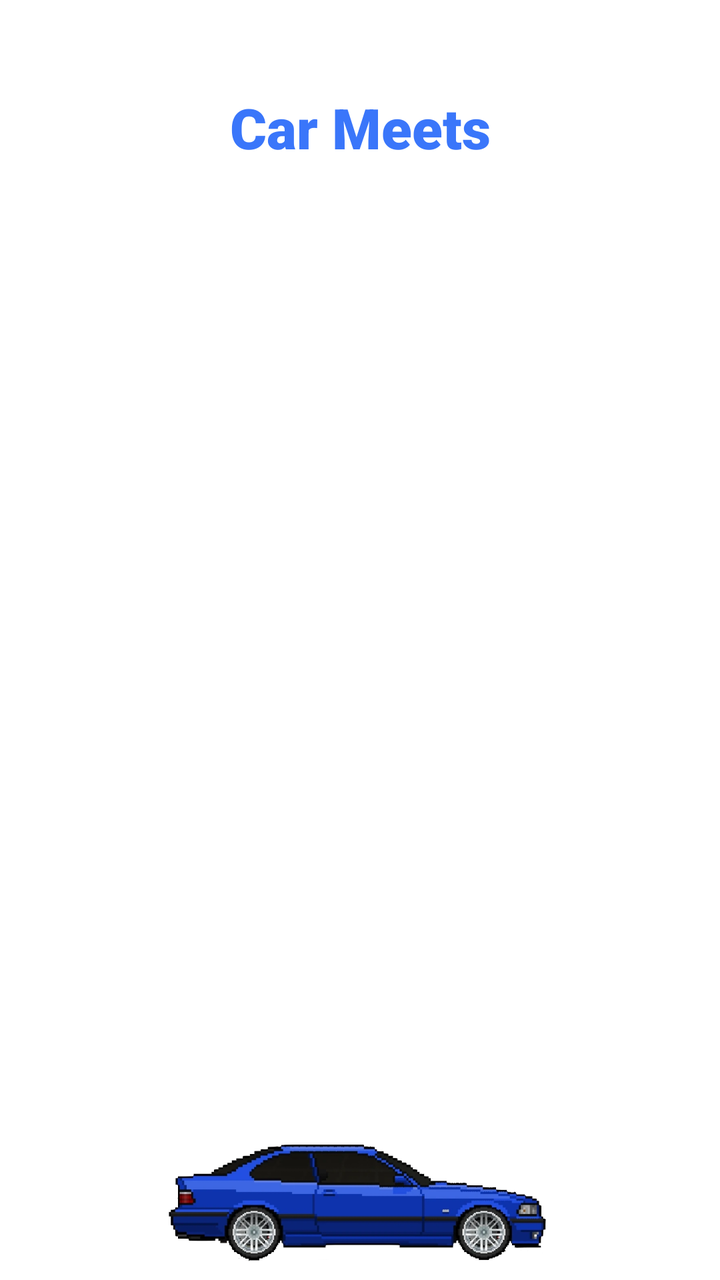
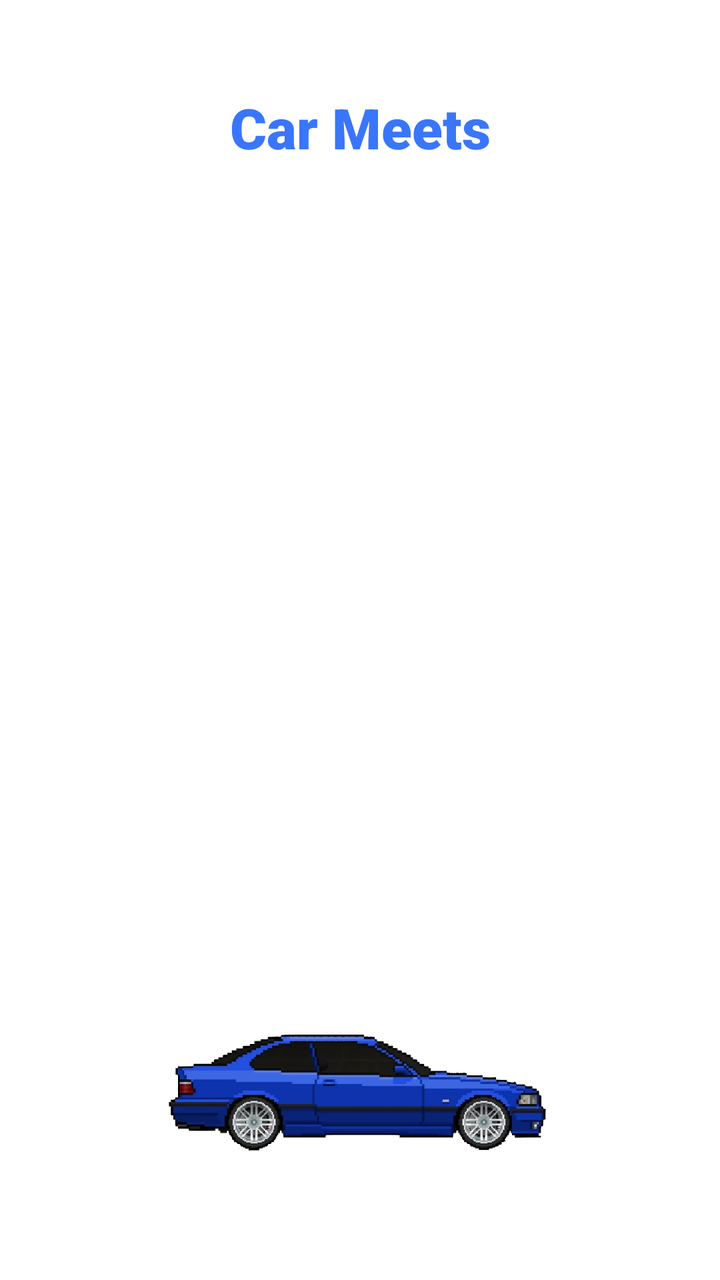

Before-and-after screenshots of an Android layout around one commit, followed by the original layout XML and the change that was made.
<!-- AndroidManifest.xml: application theme Theme.CarmeetsAssignment -->
<!-- res/layout/activity_meet_list.xml -->
<?xml version="1.0" encoding="utf-8"?>
<LinearLayout
    xmlns:android="http://schemas.android.com/apk/res/android"
    xmlns:app="http://schemas.android.com/apk/res-auto"
    xmlns:tools="http://schemas.android.com/tools"
    android:id="@+id/main"
    android:layout_width="match_parent"
    android:layout_height="match_parent"
    android:orientation="vertical"
    tools:context=".MeetListActivity">

    <TextView
        android:id="@+id/meetsTitle"
        android:layout_width="match_parent"
        android:layout_height="wrap_content"
        android:fontFamily="sans-serif-black"
        android:padding="45dp"
        android:text="Car Meets"
        android:textAlignment="center"
        android:textColor="#3A76FA"
        android:textSize="28sp"
        android:textStyle="bold" />

    <androidx.recyclerview.widget.RecyclerView
        android:id="@+id/meetsRecyclerView"
        android:layout_width="match_parent"
        android:layout_height="0dp"
        android:layout_weight="1" />

    <ImageView
        android:id="@+id/returnButton"
        android:layout_width="match_parent"
        android:layout_height="86dp"
        android:layout_marginTop="0dp"
        android:clickable="true"
        android:contentDescription="Back to menu"
        android:focusable="true"
        android:padding="8dp"
        android:scaleType="fitCenter"
        android:src="@drawable/e36" />

</LinearLayout>
<!-- resources referenced by this layout -->
<resources>
  <!-- drawable e36: png bitmap (drawable, 170688 bytes) -->
  <style name="Theme.CarmeetsAssignment" parent="Theme.MaterialComponents.DayNight.NoActionBar">
  
          
          <item name="colorPrimary">@color/purple_500</item>
          <item name="colorPrimaryVariant">@color/purple_700</item>
          <item name="colorOnPrimary">@color/white</item>
  
          
          <item name="colorSecondary">@color/teal_200</item>
          <item name="colorSecondaryVariant">@color/teal_700</item>
          <item name="colorOnSecondary">@color/black</item>
  
          
          <item name="android:statusBarColor">?attr/colorPrimaryVariant</item>
  
      </style>
  <color name="purple_500">#FF6200EE</color>
  <color name="purple_700">#FF3700B3</color>
  <color name="white">#FFFFFFFF</color>
  <color name="teal_200">#FF03DAC5</color>
  <color name="teal_700">#FF018786</color>
  <color name="black">#FF000000</color>
</resources>

<!-- the commit's change to res/layout/activity_meet_list.xml (unified diff, before → after) -->
@@ -32,6 +32,7 @@
         android:layout_width="match_parent"
         android:layout_height="86dp"
         android:layout_marginTop="0dp"
+        android:layout_marginBottom="55dp"
         android:clickable="true"
         android:contentDescription="Back to menu"
         android:focusable="true"
